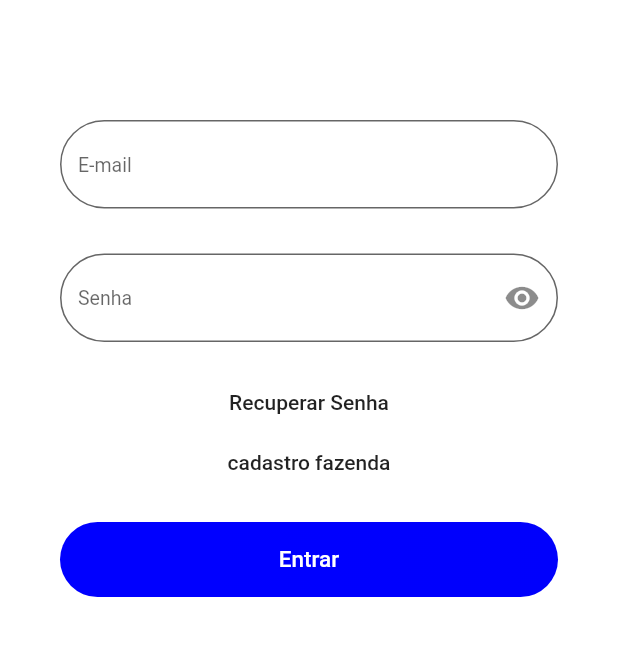
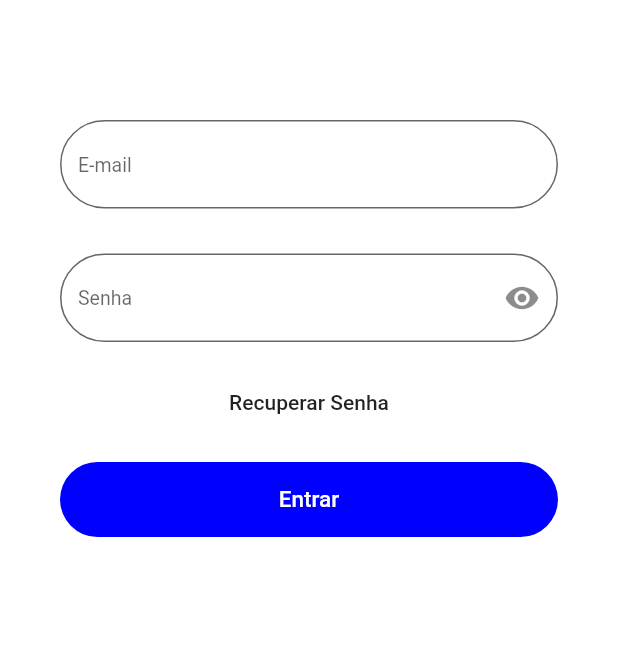
Before and after one commit to pedrohcms/tcc-mobile, a Flutter app: the screen it shows after launch, on a phone screen of 412 x 824 dp, the part 309-965 px from its top. Run offline on Flutter 3.47's test engine with Material 2 defaults, Android fonts, the phone set to English and light mode, and no system bars; our stand-ins replace email_validator, shared_preferences.

Commit message:
Removendo chamada cadastro fazenda

```diff
--- a/lib/src/pages/LoginPage/LoginPage.dart
+++ b/lib/src/pages/LoginPage/LoginPage.dart
@@ -147,19 +147,6 @@ class _LoginPageState extends State<LoginPage> {
                     ),
                   ),
 
-                  Container(
-                    height: 40,
-                    alignment: Alignment.center,
-                    child: FlatButton(
-                      child: Text(
-                        "cadastro fazenda",
-                        textAlign: TextAlign.center,
-                      ),
-                      onPressed: () {
-                        Navigator.pushNamed(context, '/cadastro_fazenda');
-                      },
-                    ),
-                  ),
                   SizedBox(
                     height: 20,
                   ),
```
